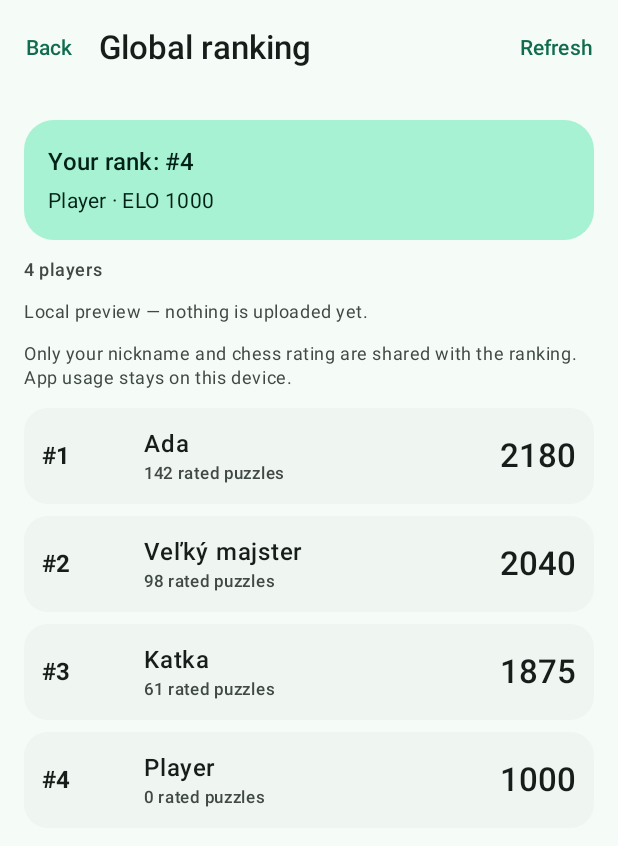
After one commit to skywars1133-art/vibecoding-ran-test, an Android app built with Jetpack Compose: the composable LeaderboardScreen shown on its own in the app's theme, on a phone screen of 412 x 824 dp. The commit adds this screen. Shown: the top 846 px of the screen. Run offline under Robolectric (Android 15) with nearby library versions, the phone set to English and light mode, and no system bars; our stand-ins replace Dagger/Hilt's generated code; pictures from the network do not load; 4 statements that could not run were skipped.

Commit message:
Add config-independent leaderboard layer

```diff
--- /dev/null
+++ b/app/src/main/kotlin/com/chesslock/data/LeaderboardRepository.kt
@@ -0,0 +1,23 @@
+package com.chesslock.data
+
+import com.chesslock.domain.leaderboard.LeaderboardEntry
+import com.chesslock.domain.leaderboard.LeaderboardSnapshot
+
+/**
+ * Seam between the ranking UI and its source. The local implementation is a preview only; the
+ * Firebase implementation will use Anonymous Auth + Firestore. Implementations must only ever
+ * handle the chess fields in [LeaderboardEntry] — never app-usage data or settings.
+ */
+interface LeaderboardRepository {
+    suspend fun load(myPlayerId: String): LeaderboardSnapshot
+
+    /** Publishes (or refreshes) this install's chess stats. */
+    suspend fun publish(entry: LeaderboardEntry)
+}
+
+/** Stable identity for a ranking entry. Anonymous Auth can replace the local implementation. */
+interface LeaderboardIdentity {
+    suspend fun playerId(): String
+
+    fun nickname(): String
+}
--- /dev/null
+++ b/app/src/main/kotlin/com/chesslock/data/LocalLeaderboardRepository.kt
@@ -0,0 +1,53 @@
+package com.chesslock.data
+
+import com.chesslock.domain.config.AppConfig
+import com.chesslock.domain.leaderboard.LeaderboardEntry
+import com.chesslock.domain.leaderboard.LeaderboardRanks
+import com.chesslock.domain.leaderboard.LeaderboardSnapshot
+import javax.inject.Inject
+import javax.inject.Singleton
+
+/**
+ * Config-independent preview source. It never talks to a server: a few clearly fixed rows plus
+ * the one entry published by this install. Keeps builds and the UI testable before Firebase is
+ * configured, and is replaced by the Firestore implementation once `google-services.json` exists.
+ */
+@Singleton
+class LocalLeaderboardRepository @Inject constructor(
+    private val config: AppConfig,
+) : LeaderboardRepository {
+    private val published = mutableMapOf<String, LeaderboardEntry>()
+
+    override suspend fun load(myPlayerId: String): LeaderboardSnapshot =
+        LeaderboardRanks.snapshot(SAMPLE_ENTRIES + published.values, myPlayerId, config.leaderboardTopLimit)
+
+    override suspend fun publish(entry: LeaderboardEntry) {
+        val safeEntry = entry.copy(
+            nickname = LeaderboardRanks.normalizeNickname(entry.nickname, config),
+            elo = entry.elo.coerceIn(config.eloFloor, config.placementMaxRating),
+            ratedPuzzlesPlayed = entry.ratedPuzzlesPlayed.coerceAtLeast(0),
+        )
+        published[safeEntry.playerId] = safeEntry
+    }
+
+    companion object {
+        const val LOCAL_PLAYER_ID = "local-install"
+
+        /** Placeholder rows so the ranking UI can be exercised without a cloud project. */
+        private val SAMPLE_ENTRIES = listOf(
+            LeaderboardEntry("sample-1", "Ada", 2180, 142),
+            LeaderboardEntry("sample-2", "Veľký majster", 2040, 98),
+            LeaderboardEntry("sample-3", "Katka", 1875, 61),
+        )
+    }
+}
+
+/** Local identity used until Anonymous Auth is wired up. */
+@Singleton
+class LocalLeaderboardIdentity @Inject constructor(
+    private val config: AppConfig,
+) : LeaderboardIdentity {
+    override suspend fun playerId(): String = LocalLeaderboardRepository.LOCAL_PLAYER_ID
+
+    override fun nickname(): String = config.leaderboardDefaultNickname
+}
--- a/app/src/main/kotlin/com/chesslock/ui/home/HomeScreen.kt
+++ b/app/src/main/kotlin/com/chesslock/ui/home/HomeScreen.kt
@@ -71,6 +71,7 @@ fun HomeScreen(
     onSolve: () -> Unit,
     onOpenSettings: () -> Unit,
     onOpenStatistics: () -> Unit,
+    onOpenLeaderboard: () -> Unit,
     onFixProtection: () -> Unit,
     viewModel: HomeViewModel = hiltViewModel(),
 ) {
@@ -101,6 +102,9 @@ fun HomeScreen(
             TopAppBar(
                 title = { Text(stringResource(R.string.app_name)) },
                 actions = {
+                    TextButton(onClick = onOpenLeaderboard) {
+                        Text(stringResource(R.string.leaderboard_open))
+                    }
                     TextButton(onClick = onOpenStatistics) {
                         Text(stringResource(R.string.stats_open))
                     }
--- /dev/null
+++ b/app/src/main/kotlin/com/chesslock/ui/leaderboard/LeaderboardScreen.kt
@@ -0,0 +1,209 @@
+package com.chesslock.ui.leaderboard
+
+import androidx.activity.compose.BackHandler
+import androidx.compose.foundation.layout.Arrangement
+import androidx.compose.foundation.layout.Box
+import androidx.compose.foundation.layout.Column
+import androidx.compose.foundation.layout.Row
+import androidx.compose.foundation.layout.fillMaxSize
+import androidx.compose.foundation.layout.fillMaxWidth
+import androidx.compose.foundation.layout.padding
+import androidx.compose.foundation.layout.width
+import androidx.compose.foundation.lazy.LazyColumn
+import androidx.compose.foundation.lazy.items
+import androidx.compose.material3.Button
+import androidx.compose.material3.CircularProgressIndicator
+import androidx.compose.material3.ExperimentalMaterial3Api
+import androidx.compose.material3.MaterialTheme
+import androidx.compose.material3.Scaffold
+import androidx.compose.material3.Surface
+import androidx.compose.material3.Text
+import androidx.compose.material3.TextButton
+import androidx.compose.material3.TopAppBar
+import androidx.compose.runtime.Composable
+import androidx.compose.runtime.collectAsState
+import androidx.compose.runtime.getValue
+import androidx.compose.ui.Alignment
+import androidx.compose.ui.Modifier
+import androidx.compose.ui.res.stringResource
+import androidx.compose.ui.text.font.FontWeight
+import androidx.compose.ui.unit.dp
+import androidx.hilt.navigation.compose.hiltViewModel
+import com.chesslock.R
+import com.chesslock.domain.leaderboard.LeaderboardSnapshot
+import com.chesslock.domain.leaderboard.RankedEntry
+
+@OptIn(ExperimentalMaterial3Api::class)
+@Composable
+fun LeaderboardScreen(
+    onBack: () -> Unit,
+    viewModel: LeaderboardViewModel = hiltViewModel(),
+) {
+    val state by viewModel.state.collectAsState()
+    BackHandler(onBack = onBack)
+
+    Scaffold(
+        topBar = {
+            TopAppBar(
+                title = { Text(stringResource(R.string.leaderboard_title)) },
+                navigationIcon = {
+                    TextButton(onClick = onBack) {
+                        Text(stringResource(R.string.back))
+                    }
+                },
+                actions = {
+                    TextButton(onClick = viewModel::refresh) {
+                        Text(stringResource(R.string.leaderboard_refresh))
+                    }
+                },
+            )
+        },
+    ) { padding ->
+        when {
+            state.isLoading -> Box(
+                contentAlignment = Alignment.Center,
+                modifier = Modifier.fillMaxSize().padding(padding),
+            ) { CircularProgressIndicator() }
+
+            state.error != null -> Column(
+                verticalArrangement = Arrangement.spacedBy(12.dp),
+                horizontalAlignment = Alignment.CenterHorizontally,
+                modifier = Modifier.fillMaxSize().padding(padding).padding(16.dp),
+            ) {
+                Text(
+                    text = stringResource(R.string.leaderboard_error),
+                    style = MaterialTheme.typography.bodyLarge,
+                )
+                Button(onClick = viewModel::refresh) {
+                    Text(stringResource(R.string.retry))
+                }
+            }
+
+            else -> state.snapshot?.let { snapshot ->
+                LeaderboardContent(
+                    snapshot = snapshot,
+                    isLocalPreview = state.isLocalPreview,
+                    modifier = Modifier.padding(padding).padding(16.dp),
+                )
+            }
+        }
+    }
+}
+
+@Composable
+private fun LeaderboardContent(
+    snapshot: LeaderboardSnapshot,
+    isLocalPreview: Boolean,
+    modifier: Modifier = Modifier,
+) {
+    val myRankText = snapshot.myRank?.rank
+        ?.let { stringResource(R.string.leaderboard_rank, it) }
+        ?: stringResource(R.string.leaderboard_unranked)
+
+    Column(
+        verticalArrangement = Arrangement.spacedBy(12.dp),
+        modifier = modifier.fillMaxSize(),
+    ) {
+        Surface(
+            shape = MaterialTheme.shapes.large,
+            color = MaterialTheme.colorScheme.primaryContainer,
+            contentColor = MaterialTheme.colorScheme.onPrimaryContainer,
+            modifier = Modifier.fillMaxWidth(),
+        ) {
+            Column(
+                verticalArrangement = Arrangement.spacedBy(4.dp),
+                modifier = Modifier.padding(16.dp),
+            ) {
+                Text(
+                    text = stringResource(R.string.leaderboard_my_rank, myRankText),
+                    style = MaterialTheme.typography.titleMedium,
+                    fontWeight = FontWeight.SemiBold,
+                )
+                snapshot.myRank?.entry?.let { mine ->
+                    Text(
+                        text = stringResource(
+                            R.string.leaderboard_my_entry,
+                            mine.nickname,
+                            mine.elo,
+                        ),
+                        style = MaterialTheme.typography.bodyMedium,
+                    )
+                }
+            }
+        }
+
+        Text(
+            text = stringResource(R.string.leaderboard_entries, snapshot.totalPlayers),
+            style = MaterialTheme.typography.labelMedium,
+            color = MaterialTheme.colorScheme.onSurfaceVariant,
+        )
+        if (isLocalPreview) {
+            Text(
+                text = stringResource(R.string.leaderboard_local_preview),
+                style = MaterialTheme.typography.bodySmall,
+                color = MaterialTheme.colorScheme.onSurfaceVariant,
+            )
+        }
+        Text(
+            text = stringResource(R.string.leaderboard_privacy),
+            style = MaterialTheme.typography.bodySmall,
+            color = MaterialTheme.colorScheme.onSurfaceVariant,
+        )
+
+        LazyColumn(
+            verticalArrangement = Arrangement.spacedBy(8.dp),
+            modifier = Modifier.fillMaxWidth().weight(1f),
+        ) {
+            items(snapshot.top, key = { it.entry.playerId }) { ranked ->
+                RankRow(ranked = ranked)
+            }
+            if (snapshot.top.isEmpty()) {
+                item {
+                    Text(
+                        text = stringResource(R.string.leaderboard_empty),
+                        style = MaterialTheme.typography.bodyMedium,
+                    )
+                }
+            }
+        }
+    }
+}
+
+@Composable
+private fun RankRow(ranked: RankedEntry) {
+    Surface(
+        shape = MaterialTheme.shapes.medium,
+        color = MaterialTheme.colorScheme.surfaceContainerLow,
+        modifier = Modifier.fillMaxWidth(),
+    ) {
+        Row(
+            verticalAlignment = Alignment.CenterVertically,
+            horizontalArrangement = Arrangement.spacedBy(12.dp),
+            modifier = Modifier.padding(12.dp),
+        ) {
+            Text(
+                text = stringResource(R.string.leaderboard_rank, ranked.rank),
+                style = MaterialTheme.typography.titleMedium,
+                fontWeight = FontWeight.Bold,
+                modifier = Modifier.width(56.dp),
+            )
+            Column(modifier = Modifier.weight(1f)) {
+                Text(
+                    text = ranked.entry.nickname,
+                    style = MaterialTheme.typography.bodyLarge,
+                    fontWeight = FontWeight.Medium,
+                )
+                Text(
+                    text = stringResource(R.string.leaderboard_rated, ranked.entry.ratedPuzzlesPlayed),
+                    style = MaterialTheme.typography.labelSmall,
+                    color = MaterialTheme.colorScheme.onSurfaceVariant,
+                )
+            }
+            Text(
+                text = ranked.entry.elo.toString(),
+                style = MaterialTheme.typography.titleLarge,
+                fontWeight = FontWeight.SemiBold,
+            )
+        }
+    }
+}
--- /dev/null
+++ b/app/src/main/kotlin/com/chesslock/ui/leaderboard/LeaderboardViewModel.kt
@@ -0,0 +1,70 @@
+package com.chesslock.ui.leaderboard
+
+import androidx.lifecycle.ViewModel
+import androidx.lifecycle.viewModelScope
+import com.chesslock.BuildConfig
+import com.chesslock.data.LeaderboardIdentity
+import com.chesslock.data.LeaderboardRepository
+import com.chesslock.data.PlayerStore
+import com.chesslock.domain.config.AppConfig
+import com.chesslock.domain.leaderboard.LeaderboardEntry
+import com.chesslock.domain.leaderboard.LeaderboardRanks
+import com.chesslock.domain.leaderboard.LeaderboardSnapshot
+import dagger.hilt.android.lifecycle.HiltViewModel
+import kotlinx.coroutines.flow.MutableStateFlow
+import kotlinx.coroutines.flow.StateFlow
+import kotlinx.coroutines.flow.asStateFlow
+import kotlinx.coroutines.launch
+import javax.inject.Inject
+
+enum class LeaderboardError { LOAD }
+
+data class LeaderboardUiState(
+    val isLoading: Boolean = true,
+    val snapshot: LeaderboardSnapshot? = null,
+    val error: LeaderboardError? = null,
+    /** True while the local preview source is bound instead of Firebase. */
+    val isLocalPreview: Boolean = true,
+)
+
+@HiltViewModel
+class LeaderboardViewModel @Inject constructor(
+    private val repository: LeaderboardRepository,
+    private val identity: LeaderboardIdentity,
+    private val playerStore: PlayerStore,
+    private val config: AppConfig,
+) : ViewModel() {
+    private val _state = MutableStateFlow(
+        LeaderboardUiState(isLocalPreview = !BuildConfig.FIREBASE_CONFIGURED),
+    )
+    val state: StateFlow<LeaderboardUiState> = _state.asStateFlow()
+
+    init {
+        refresh()
+    }
+
+    /** Publishes the current local chess stats, then reloads the board. */
+    fun refresh() {
+        _state.value = _state.value.copy(isLoading = true, error = null)
+        viewModelScope.launch {
+            try {
+                val player = playerStore.currentState()
+                val entry = LeaderboardEntry(
+                    playerId = identity.playerId(),
+                    nickname = LeaderboardRanks.normalizeNickname(identity.nickname(), config),
+                    elo = player.elo,
+                    ratedPuzzlesPlayed = player.ratedPuzzlesPlayed,
+                )
+                repository.publish(entry)
+                val snapshot = repository.load(entry.playerId)
+                _state.value = LeaderboardUiState(
+                    isLoading = false,
+                    snapshot = snapshot,
+                    isLocalPreview = !BuildConfig.FIREBASE_CONFIGURED,
+                )
+            } catch (e: Exception) {
+                _state.value = _state.value.copy(isLoading = false, error = LeaderboardError.LOAD)
+            }
+        }
+    }
+}
--- a/app/src/main/res/values/strings.xml
+++ b/app/src/main/res/values/strings.xml
@@ -208,6 +208,21 @@
     <string name="stats_usage_week">This week: %1$s</string>
     <string name="stats_local_note">Statistics and app-usage history stay on this device. Nothing is uploaded.</string>
 
+    <!-- Global leaderboard (cloud ranking) -->
+    <string name="leaderboard_open">Ranking</string>
+    <string name="leaderboard_title">Global ranking</string>
+    <string name="leaderboard_refresh">Refresh</string>
+    <string name="leaderboard_error">The ranking could not be loaded. Check your connection and try again.</string>
+    <string name="leaderboard_my_rank">Your rank: %1$s</string>
+    <string name="leaderboard_my_entry">%1$s · ELO %2$d</string>
+    <string name="leaderboard_unranked">not ranked yet</string>
+    <string name="leaderboard_rank">#%1$d</string>
+    <string name="leaderboard_entries" tools:ignore="PluralsCandidate">%1$d players</string>
+    <string name="leaderboard_rated" tools:ignore="PluralsCandidate">%1$d rated puzzles</string>
+    <string name="leaderboard_empty">No ranked players yet.</string>
+    <string name="leaderboard_local_preview">Local preview — nothing is uploaded yet.</string>
+    <string name="leaderboard_privacy">Only your nickname and chess rating are shared with the ranking. App usage stays on this device.</string>
+
     <!-- Privacy and ads (SPEC 5, SPEC 7) -->
     <string name="privacy_title">Privacy and ads</string>
     <string name="privacy_local_title">Your data stays on this device</string>
--- a/build.gradle.kts
+++ b/build.gradle.kts
@@ -5,4 +5,6 @@ plugins {
     alias(libs.plugins.kotlin.compose) apply false
     alias(libs.plugins.ksp) apply false
     alias(libs.plugins.hilt) apply false
+    // Declared but only applied in :app once app/google-services.json exists.
+    alias(libs.plugins.google.services) apply false
 }
--- a/domain/src/main/kotlin/com/chesslock/domain/config/AppConfig.kt
+++ b/domain/src/main/kotlin/com/chesslock/domain/config/AppConfig.kt
@@ -107,6 +107,14 @@ data class AppConfig(
     val placementStepDecay: Double = 0.75,
     val placementMaxRating: Int = 2800,
 
+    // --- Leaderboard (cloud ranking, SPEC 5) ---
+    /** Number of top rows shown on the ranking screen. */
+    val leaderboardTopLimit: Int = 20,
+    val leaderboardNicknameMinLength: Int = 3,
+    val leaderboardNicknameMaxLength: Int = 16,
+    /** Used until an editable nickname profile is added. */
+    val leaderboardDefaultNickname: String = "Player",
+
     // --- Adaptive puzzle selection (SPEC 2) ---
     /** Standard deviation of the random offset applied to the player's ELO ("mild variation"). */
     val selectionSigma: Int = 100,
--- /dev/null
+++ b/domain/src/main/kotlin/com/chesslock/domain/leaderboard/LeaderboardModels.kt
@@ -0,0 +1,29 @@
+package com.chesslock.domain.leaderboard
+
+/**
+ * The only chess data a leaderboard client ever sees: a stable player id, a display nickname and
+ * the two local statistics that decide the rank. No app-usage data, attempt history or settings
+ * are part of this model (SPEC 5 privacy constraint).
+ */
+data class LeaderboardEntry(
+    val playerId: String,
+    val nickname: String,
+    val elo: Int,
+    val ratedPuzzlesPlayed: Int,
+)
+
+/** One row of a ranked board. Ranks start at 1. */
+data class RankedEntry(
+    val rank: Int,
+    val entry: LeaderboardEntry,
+)
+
+/**
+ * An immutable view of the board: the first [top] places plus the current player's row even when
+ * it is outside the top (so "my rank" keeps working for every player).
+ */
+data class LeaderboardSnapshot(
+    val top: List<RankedEntry>,
+    val myRank: RankedEntry?,
+    val totalPlayers: Int,
+)
--- /dev/null
+++ b/domain/src/main/kotlin/com/chesslock/domain/leaderboard/LeaderboardRanks.kt
@@ -0,0 +1,47 @@
+package com.chesslock.domain.leaderboard
+
+import com.chesslock.domain.config.AppConfig
+
+/** Pure ranking rules. No Android, no Firebase, no I/O — fully unit-testable. */
+object LeaderboardRanks {
+    /**
+     * Nicknames are trimmed, inner whitespace is collapsed and out-of-range or unexpected
+     * characters fall back to the configured default. This keeps the same rule on the client and
+     * in the server-side validation rules.
+     */
+    fun normalizeNickname(raw: String, config: AppConfig): String {
+        val cleaned = raw.trim().replace(Regex("\\s+"), " ")
+        return if (isValidNickname(cleaned, config)) cleaned else config.leaderboardDefaultNickname
+    }
+
+    fun isValidNickname(raw: String, config: AppConfig): Boolean {
+        val cleaned = raw.trim().replace(Regex("\\s+"), " ")
+        if (cleaned.length !in config.leaderboardNicknameMinLength..config.leaderboardNicknameMaxLength) {
+            return false
+        }
+        // Letters (including Slovak diacritics), digits, space and a few safe separators.
+        return cleaned.all { it.isLetterOrDigit() || it == ' ' || it in "-_." }
+    }
+
+    /**
+     * Sorts by ELO descending, then by rated puzzles played (more experienced wins a tie), then
+     * by the stable player id so the order is deterministic. Ranks are plain positions 1..n.
+     * [topLimit] only limits the visible rows; [myPlayerId] is still resolved from the full board.
+     */
+    fun snapshot(
+        entries: Collection<LeaderboardEntry>,
+        myPlayerId: String,
+        topLimit: Int,
+    ): LeaderboardSnapshot {
+        val ranked = entries.sortedWith(
+            compareByDescending<LeaderboardEntry> { it.elo }
+                .thenByDescending { it.ratedPuzzlesPlayed }
+                .thenBy { it.playerId },
+        ).mapIndexed { index, entry -> RankedEntry(rank = index + 1, entry = entry) }
+        return LeaderboardSnapshot(
+            top = ranked.take(topLimit.coerceAtLeast(0)),
+            myRank = ranked.firstOrNull { it.entry.playerId == myPlayerId },
+            totalPlayers = ranked.size,
+        )
+    }
+}
--- a/gradle/libs.versions.toml
+++ b/gradle/libs.versions.toml
@@ -17,6 +17,8 @@ dataStore = "1.1.1"
 chesslib = "1.3.3"
 playServicesAds = "23.6.0"
 androidsvg = "1.4"
+firebaseBom = "35.2.0"
+googleServices = "4.6.0"
 
 [libraries]
 androidx-core-ktx = { module = "androidx.core:core-ktx", version.ref = "coreKtx" }
@@ -41,6 +43,9 @@ androidx-datastore-preferences = { module = "androidx.datastore:datastore-prefer
 chesslib = { module = "com.github.bhlangonijr:chesslib", version.ref = "chesslib" }
 play-services-ads = { module = "com.google.android.gms:play-services-ads", version.ref = "playServicesAds" }
 androidsvg = { module = "com.caverock:androidsvg-aar", version.ref = "androidsvg" }
+firebase-bom = { module = "com.google.firebase:firebase-bom", version.ref = "firebaseBom" }
+firebase-auth = { module = "com.google.firebase:firebase-auth" }
+firebase-firestore = { module = "com.google.firebase:firebase-firestore" }
 junit = { module = "junit:junit", version.ref = "junit" }
 
 [plugins]
@@ -50,3 +55,4 @@ kotlin-jvm = { id = "org.jetbrains.kotlin.jvm", version.ref = "kotlin" }
 kotlin-compose = { id = "org.jetbrains.kotlin.plugin.compose", version.ref = "kotlin" }
 ksp = { id = "com.google.devtools.ksp", version.ref = "ksp" }
 hilt = { id = "com.google.dagger.hilt.android", version.ref = "hilt" }
+google-services = { id = "com.google.gms.google-services", version.ref = "googleServices" }
```
Also changed, not shown: app/build.gradle.kts (+13 -0 lines), app/src/main/kotlin/com/chesslock/MainActivity.kt (+8 -0 lines), app/src/main/kotlin/com/chesslock/di/LeaderboardModule.kt (added, +24 -0 lines), 5 other files.
